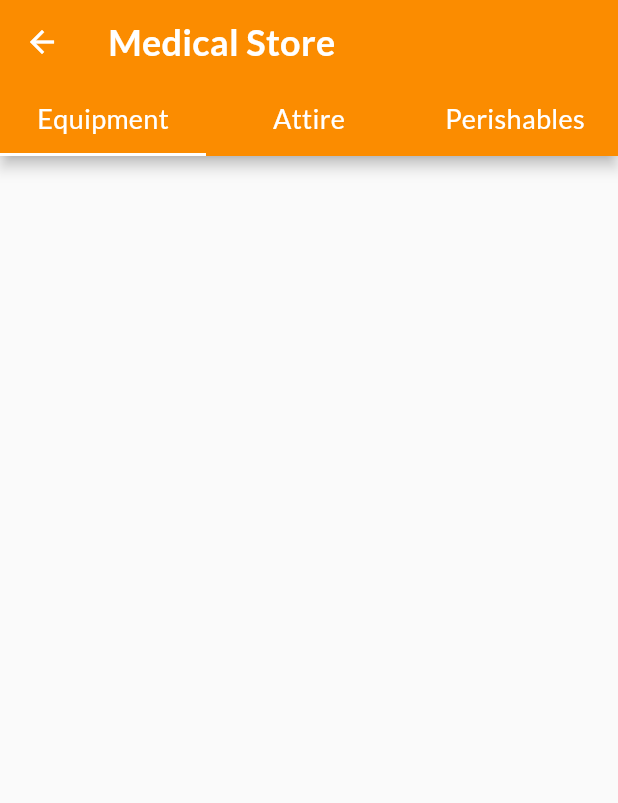
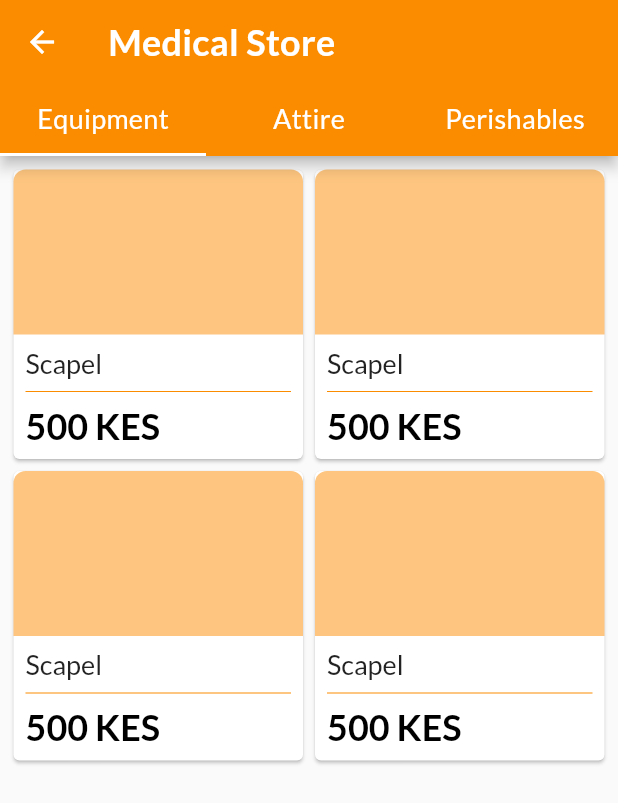
Before and after one commit to CarltonK/doctors_of_kenya, a Flutter app: the StoreScreen screen opened directly, on a phone screen of 412 x 824 dp. Shown: the top 803 px of the screen. Run offline on Flutter 3.47's test engine with Material 2 defaults, Android fonts, the light colour scheme and no system bars; our stand-ins replace cached_network_image, firebase_core, flutter_spinkit, google_fonts; accounts and stored records are empty.

Commit message:
store item view

```diff
--- a/lib/screens/home/medical_store/equipment_store.dart
+++ b/lib/screens/home/medical_store/equipment_store.dart
@@ -1,8 +1,20 @@
+import 'package:doctors_of_kenya/widgets/widgets.dart';
 import 'package:flutter/material.dart';
 
 class EquipmentStore extends StatelessWidget {
   @override
   Widget build(BuildContext context) {
-    return Container();
+    return Container(
+      padding: const EdgeInsets.symmetric(horizontal: 5, vertical: 5),
+      child: GridView.count(
+        crossAxisCount: 2,
+        children: [
+          StoreItem(),
+          StoreItem(),
+          StoreItem(),
+          StoreItem(),
+        ],
+      ),
+    );
   }
 }
--- /dev/null
+++ b/lib/widgets/store_item.dart
@@ -0,0 +1,45 @@
+import 'package:flutter/material.dart';
+
+class StoreItem extends StatelessWidget {
+  @override
+  Widget build(BuildContext context) {
+    return Card(
+      child: Container(
+        child: Column(
+          children: [
+            Expanded(
+              child: Container(
+                decoration: BoxDecoration(
+                  borderRadius: BorderRadius.only(
+                    topLeft: Radius.circular(8),
+                    topRight: Radius.circular(8),
+                  ),
+                  color: Theme.of(context).accentColor.withOpacity(0.5),
+                ),
+              ),
+            ),
+            Container(
+              padding: const EdgeInsets.all(8),
+              child: Column(
+                crossAxisAlignment: CrossAxisAlignment.start,
+                children: [
+                  Text(
+                    'Scapel',
+                    style: Theme.of(context).textTheme.subtitle1,
+                  ),
+                  Divider(
+                    color: Theme.of(context).accentColor,
+                  ),
+                  Text(
+                    '500 KES',
+                    style: Theme.of(context).textTheme.headline4,
+                  ),
+                ],
+              ),
+            ),
+          ],
+        ),
+      ),
+    );
+  }
+}
--- a/lib/widgets/widgets.dart
+++ b/lib/widgets/widgets.dart
@@ -8,3 +8,4 @@ export 'app_drawer.dart';
 export 'tab_widget.dart';
 export 'job_post_card.dart';
 export 'practitioner_card.dart';
+export 'store_item.dart';
```
Also changed, not shown: lib/screens/home/medical_store/attire_store.dart (+13 -1 lines), lib/screens/home/medical_store/perishables_store.dart (+13 -1 lines).
